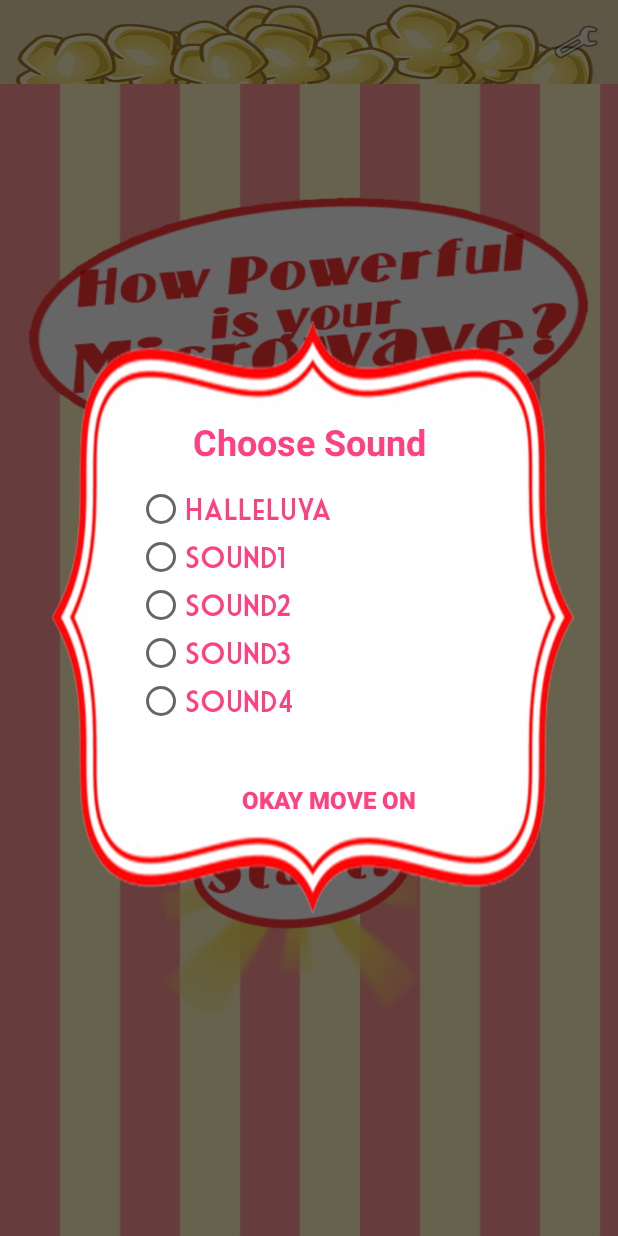
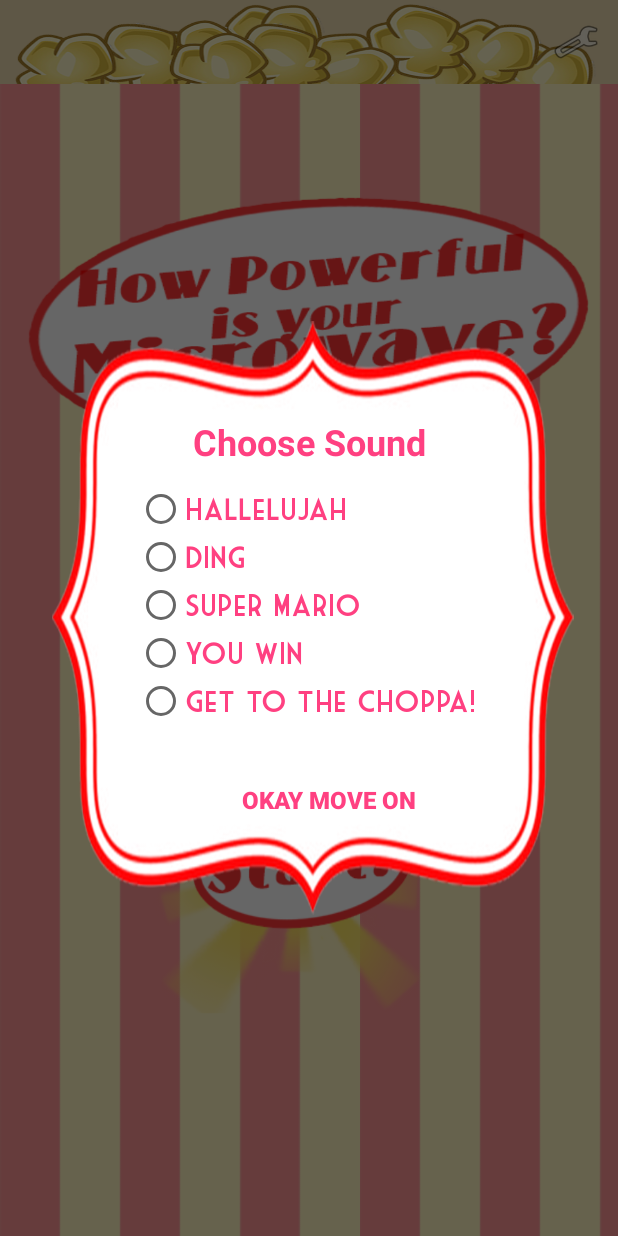
Before and after one commit to BerIgor/Robopop, an Android app: the screen it shows after launch (StartupActivity), in the options menu, after a tap on "Sound", on a phone screen of 412 x 824 dp. Run offline under Robolectric (Android 15) with nearby library versions, the phone set to English and light mode, and no system bars.

Commit message:
Bug fixes and new sounds
Fixed bugs with regards to application life cycle.
Added new sounds.
Removed stop condition (this is bad, revert)

```diff
--- a/app/src/main/res/values/strings.xml
+++ b/app/src/main/res/values/strings.xml
@@ -8,11 +8,11 @@
     <integer name="powerCount">3</integer>
 
     <string-array name="soundArray">
-        <item>Halleluya</item>
-        <item>Sound1</item>
-        <item>Sound2</item>
-        <item>Sound3</item>
-        <item>Sound4</item>
+        <item>Hallelujah</item>
+        <item>Ding</item>
+        <item>Super Mario</item>
+        <item>You Win</item>
+        <item>Get to the Choppa!</item>
     </string-array>
     <integer name="soundCount">5</integer>
 
```
Also changed, not shown: app/src/main/java/popcorp/robopop/MainActivity.java (+15 -16 lines), app/src/main/java/popcorp/robopop/StartupActivity.java (+36 -23 lines), 7 other files.
